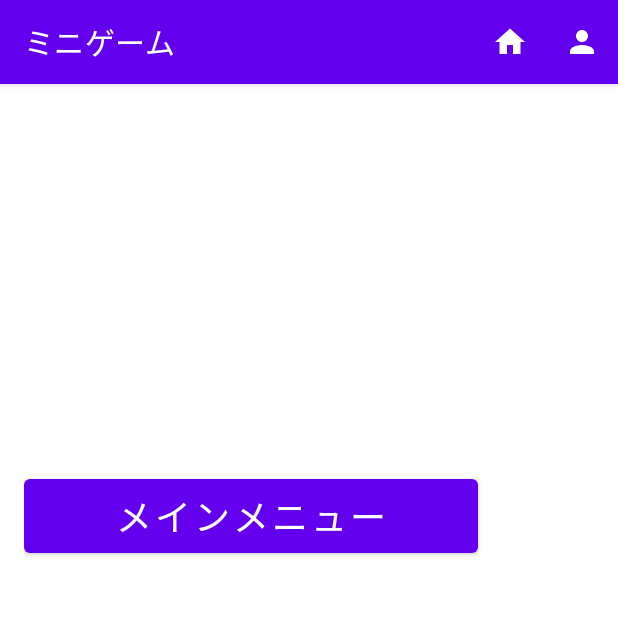
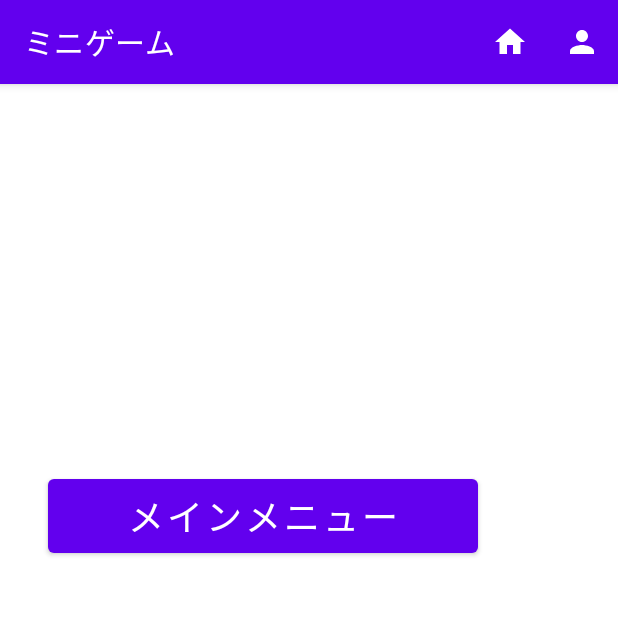
Before and after one commit to Harumadela/kaihatuu, an Android app: the GameResultActivity screen opened directly, with no data from a screen before it, on a phone screen of 412 x 824 dp, the top half of it. Run offline under Robolectric (Android 15) with nearby library versions, the phone set to English and light mode, and no system bars; libraries missing offline, so code that uses them is left out: io.realm, io.realm.kotlin; 3 statements that could not run were skipped.

Commit message:
いろいろ

```diff
--- a/app/build.gradle
+++ b/app/build.gradle
@@ -12,13 +12,13 @@ android {
     buildToolsVersion "30.0.3"
 
     defaultConfig {
-        applicationId "com.example.test"
+        applicationId "com.example.kaihatu"
         minSdkVersion 23
         targetSdkVersion 30
         versionCode 1
         versionName "1.0"
 
-        testInstrumentationRunner "androidx.test.runner.AndroidJUnitRunner"
+        testInstrumentationRunner "androidx.kaihatu.runner.AndroidJUnitRunner"
     }
 
     buildTypes {
@@ -49,7 +49,9 @@ dependencies {
     implementation 'com.google.android.material:material:1.1.0'
     implementation 'androidx.constraintlayout:constraintlayout:1.1.3'
     implementation 'androidx.legacy:legacy-support-v4:1.0.0'
+    implementation 'com.fasterxml.jackson.module:jackson-module-kotlin:2.9.8+'
     testImplementation 'junit:junit:4.+'
     androidTestImplementation 'androidx.test.ext:junit:1.1.1'
     androidTestImplementation 'androidx.test.espresso:espresso-core:3.2.0'
+
 }
--- a/app/src/main/java/com/example/kaihatu/game/GameResultActivity.kt
+++ b/app/src/main/java/com/example/kaihatu/game/GameResultActivity.kt
@@ -13,6 +13,7 @@ import com.example.kaihatu.MainActivity
 import com.example.kaihatu.R
 import com.example.kaihatu.model.Stone
 import com.example.kaihatu.osero
+import com.example.kaihatu.*
 import io.realm.Realm
 import io.realm.kotlin.where
 
--- a/app/src/main/java/com/example/kaihatu/model/OseroGame.kt
+++ b/app/src/main/java/com/example/kaihatu/model/OseroGame.kt
@@ -1,7 +1,4 @@
 package com.example.kaihatu.model
-
-import com.example.kaihatu.model.Place
-import com.example.kaihatu.model.Stone
 
 
 class OseroGame() {
--- a/app/src/main/java/com/example/kaihatu/model/Place.kt
+++ b/app/src/main/java/com/example/kaihatu/model/Place.kt
@@ -1,6 +1,5 @@
 package com.example.kaihatu.model
 
-import com.example.kaihatu.model.Stone
 
 /**
  * マスの座標と状態を保持する
--- a/app/src/main/java/com/example/kaihatu/model/ai/AIStrong.kt
+++ b/app/src/main/java/com/example/kaihatu/model/ai/AIStrong.kt
@@ -1,9 +1,9 @@
 package com.example.kaihatu.model.ai
 
+import com.example.kaihatu.ai.OseroAI
 import com.example.kaihatu.model.OseroGame
 import com.example.kaihatu.model.Place
 import com.example.kaihatu.model.Stone
-import com.example.test.ai.OseroAI
 
 class AIStrong : OseroAI {
 
--- a/app/src/main/res/layout/activity_game_result.xml
+++ b/app/src/main/res/layout/activity_game_result.xml
@@ -39,7 +39,9 @@
         android:layout_width="318dp"
         android:layout_height="61dp"
         android:layout_below="@+id/whiteCountTextView"
+        android:layout_alignParentStart="true"
         android:layout_alignParentEnd="true"
+        android:layout_marginStart="16dp"
         android:layout_marginTop="86dp"
         android:layout_marginEnd="77dp"
         android:text="メインメニュー"
--- a/app/src/main/res/layout/osero.xml
+++ b/app/src/main/res/layout/osero.xml
@@ -3,8 +3,7 @@
     xmlns:app="http://schemas.android.com/apk/res-auto"
     xmlns:tools="http://schemas.android.com/tools"
     android:layout_width="match_parent"
-    android:layout_height="match_parent"
-    tools:context=".ActivityMain">
+    android:layout_height="match_parent">
 
     <Button
         android:id="@+id/topModeAIWeakButton"
```
